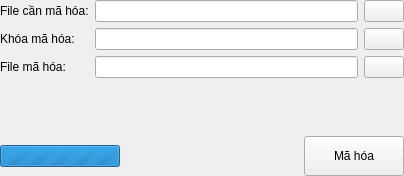
First picture: the form in BCipher/EncryptionWidget.ui, repository bachns/BCipher, before the edit.
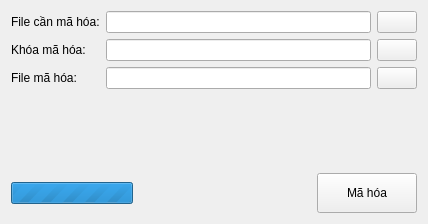
Second picture: the form after the edit. Icons and pictures are not drawn.

What changed in the file:
```diff
--- a/BCipher/EncryptionWidget.ui
+++ b/BCipher/EncryptionWidget.ui
@@ -6,29 +6,14 @@
    <rect>
     <x>0</x>
     <y>0</y>
-    <width>404</width>
-    <height>176</height>
+    <width>428</width>
+    <height>224</height>
    </rect>
   </property>
   <property name="windowTitle">
    <string>EncryptionWidget</string>
   </property>
   <layout class="QGridLayout" name="gridLayout_2">
-   <property name="leftMargin">
-    <number>0</number>
-   </property>
-   <property name="topMargin">
-    <number>0</number>
-   </property>
-   <property name="rightMargin">
-    <number>0</number>
-   </property>
-   <property name="bottomMargin">
-    <number>0</number>
-   </property>
-   <property name="spacing">
-    <number>5</number>
-   </property>
    <item row="0" column="0">
     <layout class="QGridLayout" name="gridLayout">
      <item row="0" column="0">
```
